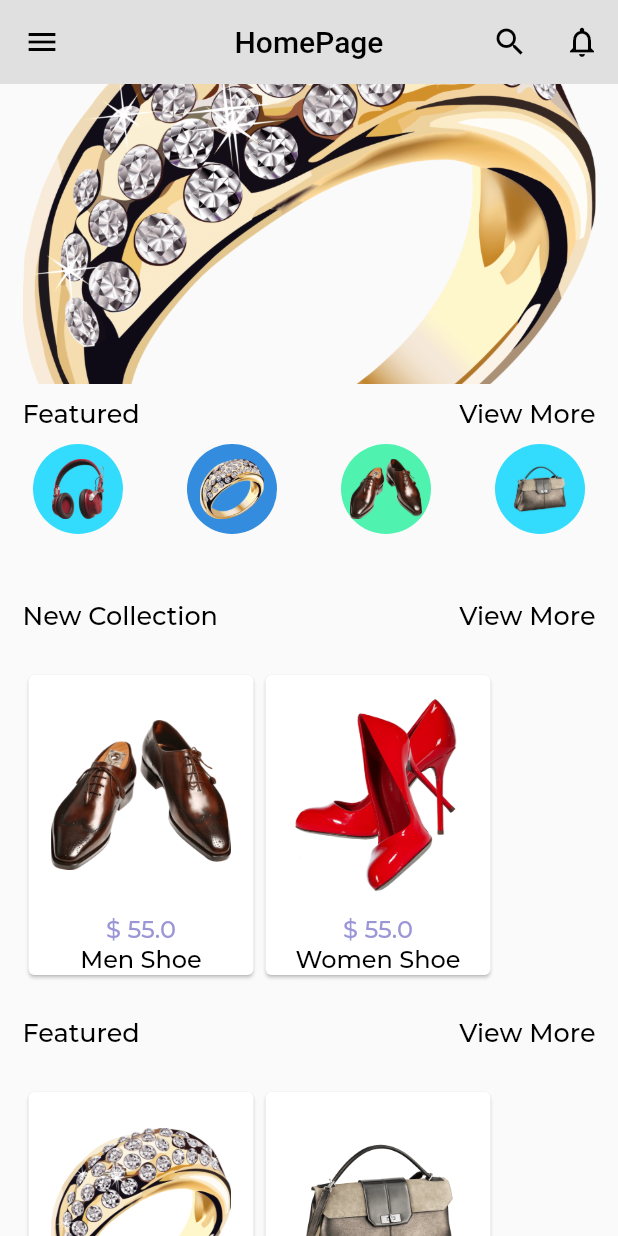
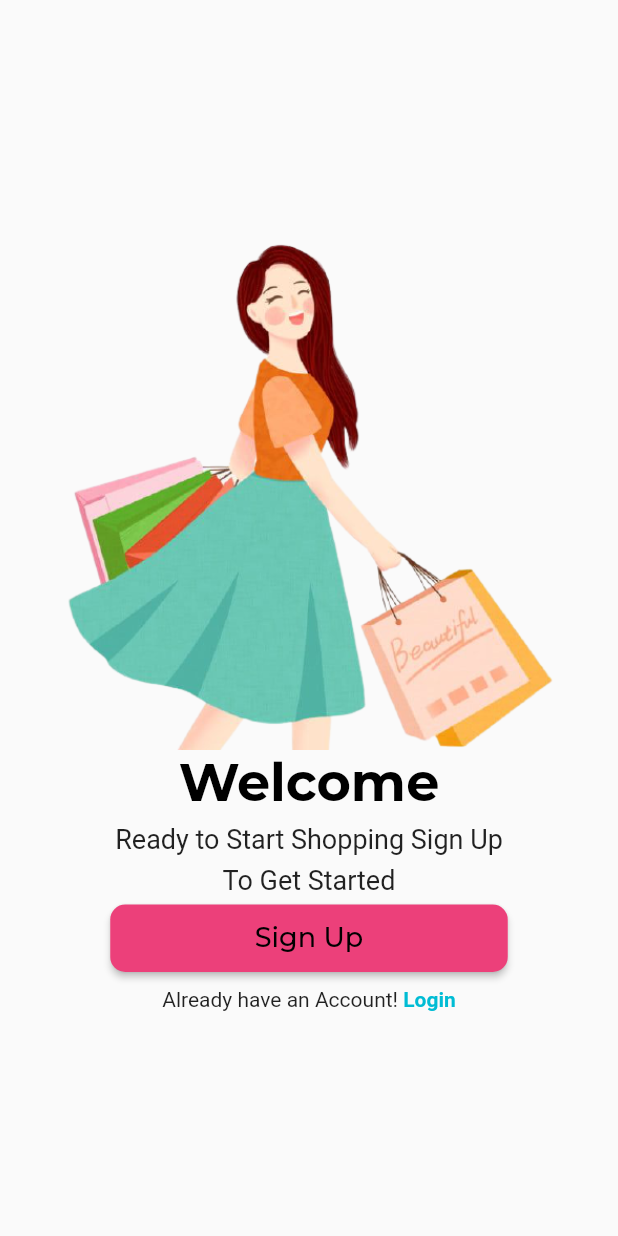
Before and after one commit to Pritom-Chaki/E_Commerce, a Flutter app: the screen it shows after launch, on a phone screen of 412 x 824 dp. Run offline on Flutter 3.47's test engine with Material 2 defaults, Android fonts, the phone set to English and light mode, and no system bars; drawn by our look-alikes of carousel_pro; our stand-ins replace firebase_auth, google_fonts; accounts and stored records are empty.

Commit message:
Welcome Page Added

```diff
--- a/e_commerce_app/lib/main.dart
+++ b/e_commerce_app/lib/main.dart
@@ -3,6 +3,7 @@ import 'package:e_commerce_app/screens/checkout_screen.dart';
 import 'package:e_commerce_app/screens/details_screen.dart';
 import 'package:e_commerce_app/screens/home_page.dart';
 import 'package:e_commerce_app/screens/list_product.dart';
+import 'package:e_commerce_app/screens/welcome_screen.dart';
 
 import 'package:flutter/material.dart';
 
@@ -15,7 +16,7 @@ class MyApp extends StatelessWidget {
       debugShowCheckedModeBanner: false,
       title: 'Welcome to Flutter',
       home: Scaffold(
-        body: HomePage(),
+        body: WelcomePage(),
       ),
     );
   }
--- /dev/null
+++ b/e_commerce_app/lib/screens/welcome_screen.dart
@@ -0,0 +1,81 @@
+import 'package:e_commerce_app/screens/login.dart';
+import 'package:e_commerce_app/screens/signup.dart';
+import 'package:e_commerce_app/widgets/change_screen.dart';
+import 'package:e_commerce_app/widgets/variables.dart';
+import 'package:flutter/material.dart';
+
+class WelcomePage extends StatelessWidget {
+  @override
+  Widget build(BuildContext context) {
+    return Scaffold(
+      body: Center(
+        child: Container(
+          // color: Colors.red,
+          padding: EdgeInsets.symmetric(horizontal: 20),
+          child: Column(
+            mainAxisAlignment: MainAxisAlignment.center,
+            children: [
+              Container(
+                height: 350,
+                width: double.infinity,
+                decoration: BoxDecoration(
+                  //  color: Colors.yellow,
+                  image: DecorationImage(
+                      // fit: BoxFit.fill,
+                      image: AssetImage("assets/images/shopping.png")),
+                ),
+              ),
+              Text(
+                "Welcome",
+                style: welcomeTextStyle(),
+              ),
+              Container(
+                height: 60,
+                child: Column(
+                  mainAxisAlignment: MainAxisAlignment.spaceEvenly,
+                  crossAxisAlignment: CrossAxisAlignment.center,
+                  children: [
+                    Text(
+                      "Ready to Start Shopping Sign Up",
+                      style: TextStyle(fontSize: 18),
+                    ),
+                    Text(
+                      "To Get Started",
+                      style: TextStyle(fontSize: 18),
+                    ),
+                  ],
+                ),
+              ),
+              Container(
+                height: 45,
+                width: 265,
+                // color: Colors.blue,
+                child: RaisedButton(
+                    shape: RoundedRectangleBorder(
+                        borderRadius: BorderRadius.circular(10)),
+                    color: Colors.pink[400],
+                    child: Text(
+                      "Sign Up",
+                      style: productHeadTextStyle(),
+                    ),
+                    onPressed: () {
+                      Navigator.of(context).pushReplacement(
+                          MaterialPageRoute(builder: (ctx) => SignUp()));
+                    }),
+              ),
+              SizedBox(height: 10),
+              ChangScreen(
+                whichAccount: "Already have an Account! ",
+                title: "Login",
+                onTap: () {
+                  Navigator.of(context).pushReplacement(
+                      MaterialPageRoute(builder: (ctx) => Login()));
+                },
+              ),
+            ],
+          ),
+        ),
+      ),
+    );
+  }
+}
--- a/e_commerce_app/lib/widgets/variables.dart
+++ b/e_commerce_app/lib/widgets/variables.dart
@@ -34,3 +34,9 @@ TextStyle productHeadTextStyle(
   return GoogleFonts.montserrat(
       fontSize: 18.0, color: Colors.black, fontWeight: fw);
 }
+
+TextStyle welcomeTextStyle(
+    [double size, Color color, FontWeight fw = FontWeight.bold]) {
+  return GoogleFonts.montserrat(
+      fontSize: 35.0, color: Colors.black, fontWeight: fw);
+}
```
Also changed, not shown: e_commerce_app/assets/images/shopping.png (added).
